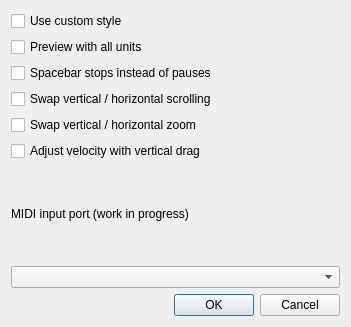
The window that src/editor/SettingsDialog.ui (yuxshao/ptcollab) describes before a commit, drawn with Qt 5.
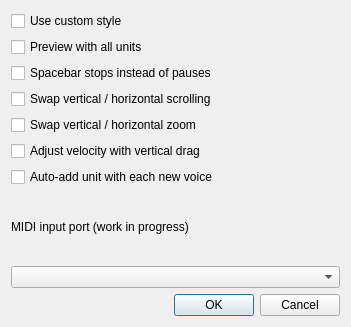
The same window after the commit.

Commit message: auto add unit with each woice

```diff
--- a/src/editor/SettingsDialog.ui
+++ b/src/editor/SettingsDialog.ui
@@ -56,6 +56,13 @@
      </property>
     </widget>
    </item>
+   <item>
+    <widget class="QCheckBox" name="autoAddUnitCheck">
+     <property name="text">
+      <string>Auto-add unit with each new voice</string>
+     </property>
+    </widget>
+   </item>
    <item>
     <widget class="QLabel" name="label">
      <property name="text">
```
The commit also changes 6 other files.
